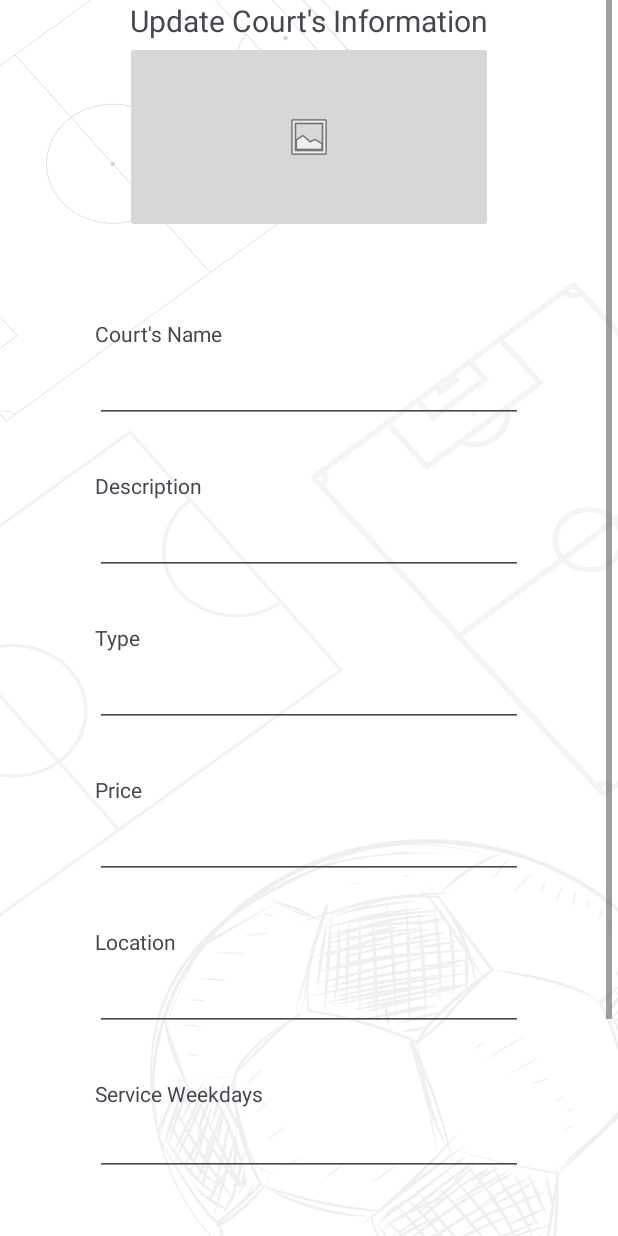
After one commit to ledangkhoa11-4/SportsBooking_AndroidCSC13009_KTPM1, an Android app: the UpdateCourtActivity screen opened directly, with no data from a screen before it, on a phone screen of 412 x 824 dp. The commit adds this screen. Run offline under Robolectric (Android 15) with nearby library versions, the phone set to English and light mode, and no system bars; pictures from the network do not load; 2 statements that could not run were skipped.

Commit message:
add update court activity

```diff
--- a/Owner App/app/src/main/AndroidManifest.xml
+++ b/Owner App/app/src/main/AndroidManifest.xml
@@ -14,6 +14,9 @@
         android:theme="@style/Theme.SportBooking_Owner"
         tools:replace="android:theme"
         tools:targetApi="31">
+        <activity
+            android:name=".UpdateCourtActivity"
+            android:exported="false" />
         <activity
             android:name=".CourtListActivity"
             android:exported="false" />
--- a/Owner App/app/src/main/java/com/example/sportbooking_owner/SignIn.kt
+++ b/Owner App/app/src/main/java/com/example/sportbooking_owner/SignIn.kt
@@ -64,7 +64,7 @@ class SignIn : AppCompatActivity() {
     private fun handleSignInResult(task: Task<GoogleSignInAccount>) {
         try {
             val account: GoogleSignInAccount = task.getResult(ApiException::class.java)
-            startActivity(Intent(this,SignUp::class.java))
+            startActivity(Intent(this,CourtListActivity::class.java))
             // Signed in successfully, show authenticated UI.
             //updateUI(account)
         } catch (e: ApiException) {
--- /dev/null
+++ b/Owner App/app/src/main/res/layout/activity_update_court.xml
@@ -0,0 +1,191 @@
+<?xml version="1.0" encoding="utf-8"?>
+<androidx.constraintlayout.widget.ConstraintLayout xmlns:android="http://schemas.android.com/apk/res/android"
+    xmlns:app="http://schemas.android.com/apk/res-auto"
+    xmlns:tools="http://schemas.android.com/tools"
+    android:layout_width="match_parent"
+    android:layout_height="match_parent"
+    android:background="@drawable/bg"
+    tools:context=".UpdateCourtActivity">
+
+    <ScrollView
+        android:layout_width="404dp"
+        android:layout_height="match_parent"
+        app:layout_constraintEnd_toEndOf="parent"
+        app:layout_constraintStart_toStartOf="parent"
+        app:layout_constraintTop_toTopOf="parent">
+
+        <androidx.constraintlayout.widget.ConstraintLayout
+            android:layout_width="match_parent"
+            android:layout_height="match_parent">
+
+            <TextView
+                android:id="@+id/textView17"
+                android:layout_width="wrap_content"
+                android:layout_height="wrap_content"
+                android:layout_marginTop="32dp"
+                android:text="Court's Name"
+                app:layout_constraintStart_toStartOf="@+id/imageVP2_Update"
+                app:layout_constraintTop_toBottomOf="@+id/imageVP2_Update" />
+
+            <EditText
+                android:id="@+id/CourtNameEdt"
+                android:layout_width="0dp"
+                android:layout_height="50dp"
+                android:ems="10"
+                android:inputType="textPersonName"
+                app:layout_constraintEnd_toEndOf="@+id/imageVP2_Update"
+                app:layout_constraintStart_toStartOf="@+id/textView17"
+                app:layout_constraintTop_toBottomOf="@+id/textView17" />
+
+            <EditText
+                android:id="@+id/descriptionEdt"
+                android:layout_width="0dp"
+                android:layout_height="50dp"
+                android:ems="10"
+                android:inputType="textPersonName"
+                app:layout_constraintEnd_toEndOf="@+id/CourtNameEdt"
+                app:layout_constraintStart_toStartOf="@+id/textView18"
+                app:layout_constraintTop_toBottomOf="@+id/textView18" />
+
+            <TextView
+                android:id="@+id/textView18"
+                android:layout_width="wrap_content"
+                android:layout_height="wrap_content"
+                android:layout_marginTop="32dp"
+                android:text="Description"
+                app:layout_constraintStart_toStartOf="@+id/CourtNameEdt"
+                app:layout_constraintTop_toBottomOf="@+id/CourtNameEdt" />
+
+            <EditText
+                android:id="@+id/TypeEdt"
+                android:layout_width="0dp"
+                android:layout_height="50dp"
+                android:clickable="true"
+                android:ems="10"
+                android:focusable="false"
+                android:inputType="textPersonName"
+                app:layout_constraintEnd_toEndOf="@+id/descriptionEdt"
+                app:layout_constraintHorizontal_bias="0.0"
+                app:layout_constraintStart_toStartOf="@+id/textView19"
+                app:layout_constraintTop_toBottomOf="@+id/textView19" />
+
+            <TextView
+                android:id="@+id/textView19"
+                android:layout_width="wrap_content"
+                android:layout_height="wrap_content"
+                android:layout_marginTop="32dp"
+                android:text="Type"
+                app:layout_constraintStart_toStartOf="@+id/descriptionEdt"
+                app:layout_constraintTop_toBottomOf="@+id/descriptionEdt" />
+
+            <TextView
+                android:id="@+id/textView20"
+                android:layout_width="wrap_content"
+                android:layout_height="wrap_content"
+                android:layout_marginTop="32dp"
+                android:text="Price"
+                app:layout_constraintStart_toStartOf="@+id/TypeEdt"
+                app:layout_constraintTop_toBottomOf="@+id/TypeEdt" />
+
+            <EditText
+                android:id="@+id/PriceEdt"
+                android:layout_width="0dp"
+                android:layout_height="50dp"
+                android:ems="10"
+                android:inputType="number"
+                app:layout_constraintEnd_toEndOf="@+id/TypeEdt"
+                app:layout_constraintHorizontal_bias="1.0"
+                app:layout_constraintStart_toStartOf="@+id/textView20"
+                app:layout_constraintTop_toBottomOf="@+id/textView20" />
+
+            <TextView
+                android:id="@+id/textView26"
+                android:layout_width="wrap_content"
+                android:layout_height="wrap_content"
+                android:layout_marginTop="344dp"
+                android:text="TextView"
+                app:layout_constraintStart_toStartOf="@+id/PriceEdt"
+                app:layout_constraintTop_toBottomOf="@+id/PriceEdt" />
+
+            <TextView
+                android:id="@+id/textView16"
+                android:layout_width="wrap_content"
+                android:layout_height="wrap_content"
+                android:text="Update Court's Information"
+                android:textSize="20sp"
+                app:layout_constraintEnd_toEndOf="parent"
+                app:layout_constraintStart_toStartOf="parent"
+                app:layout_constraintTop_toTopOf="parent" />
+
+            <ImageButton
+                android:id="@+id/chooseImageBtn"
+                android:layout_width="245dp"
+                android:layout_height="128dp"
+                app:layout_constraintEnd_toEndOf="@+id/textView16"
+                app:layout_constraintStart_toStartOf="@+id/textView16"
+                app:layout_constraintTop_toBottomOf="@+id/textView16"
+                app:srcCompat="@android:drawable/ic_menu_gallery" />
+
+            <androidx.viewpager2.widget.ViewPager2
+                android:id="@+id/imageVP2_Update"
+                android:layout_width="285dp"
+                android:layout_height="153dp"
+                app:layout_constraintEnd_toEndOf="@+id/textView16"
+                app:layout_constraintStart_toStartOf="@+id/textView16"
+                app:layout_constraintTop_toBottomOf="@+id/textView16" />
+
+            <EditText
+                android:id="@+id/editTextTextPersonName6"
+                android:layout_width="0dp"
+                android:layout_height="50dp"
+                android:ems="10"
+                android:inputType="textPersonName"
+                android:text="Name"
+                app:layout_constraintEnd_toEndOf="@+id/LocationEdt"
+                app:layout_constraintStart_toStartOf="@+id/textView26"
+                app:layout_constraintTop_toBottomOf="@+id/textView26" />
+
+            <TextView
+                android:id="@+id/textView21"
+                android:layout_width="wrap_content"
+                android:layout_height="wrap_content"
+                android:layout_marginTop="32dp"
+                android:text="Location"
+                app:layout_constraintStart_toStartOf="@+id/PriceEdt"
+                app:layout_constraintTop_toBottomOf="@+id/PriceEdt" />
+
+            <EditText
+                android:id="@+id/LocationEdt"
+                android:layout_width="0dp"
+                android:layout_height="50dp"
+                android:ems="10"
+                android:inputType="textPersonName"
+                app:layout_constraintEnd_toEndOf="@+id/PriceEdt"
+                app:layout_constraintStart_toStartOf="@+id/textView21"
+                app:layout_constraintTop_toBottomOf="@+id/textView21" />
+
+            <TextView
+                android:id="@+id/textView22"
+                android:layout_width="wrap_content"
+                android:layout_height="wrap_content"
+                android:layout_marginTop="32dp"
+                android:text="Service Weekdays"
+                app:layout_constraintStart_toStartOf="@+id/LocationEdt"
+                app:layout_constraintTop_toBottomOf="@+id/LocationEdt" />
+
+            <EditText
+                android:id="@+id/WeekDaysEdt"
+                android:layout_width="0dp"
+                android:layout_height="wrap_content"
+                android:clickable="true"
+                android:ems="10"
+                android:focusable="false"
+                android:inputType="textPersonName"
+                app:layout_constraintEnd_toEndOf="@+id/LocationEdt"
+                app:layout_constraintStart_toStartOf="@+id/textView22"
+                app:layout_constraintTop_toBottomOf="@+id/textView22" />
+
+        </androidx.constraintlayout.widget.ConstraintLayout>
+    </ScrollView>
+
+</androidx.constraintlayout.widget.ConstraintLayout>
```
Also changed, not shown: Owner App/app/src/main/java/com/example/sportbooking_owner/CourtListActivity.kt (+22 -6 lines), Owner App/app/src/main/java/com/example/sportbooking_owner/UpdateCourtActivity.kt (added, +214 -0 lines), Owner App/app/src/main/res/layout/court_container.xml (+0 -23 lines), Owner App/app/src/main/res/layout/weekdays_picker_dialog.xml (added, +83 -0 lines).
